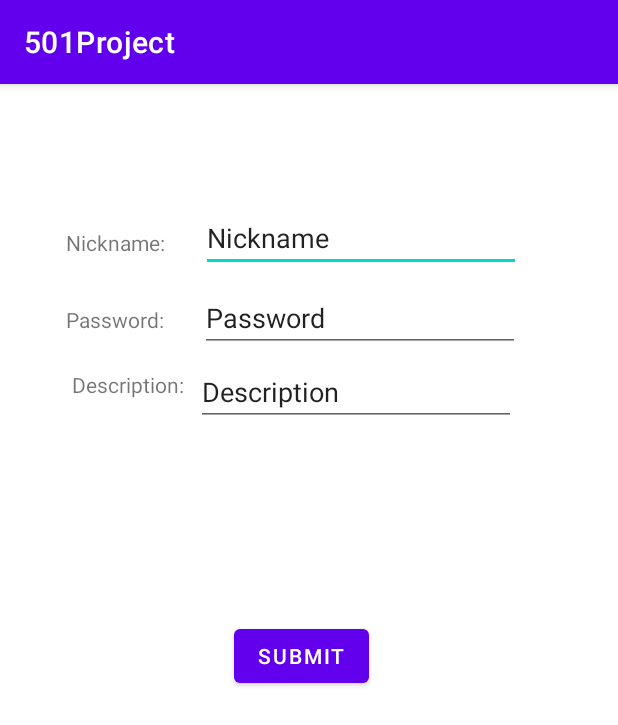
After one commit to Major-Moku/501Project, an Android app: the RegisterActivity screen opened directly, with no data from a screen before it, on a phone screen of 412 x 824 dp. The commit adds this screen. Shown: the top 725 px of the screen. Run offline under Robolectric (Android 15) with nearby library versions, the phone set to English and light mode, and no system bars.

Commit message:
add register

```diff
--- a/Android/app/src/main/AndroidManifest.xml
+++ b/Android/app/src/main/AndroidManifest.xml
@@ -15,6 +15,8 @@
             android:name=".NavigationActivity"
             android:exported="false"
             android:label="@string/title_activity_navigation" />
+        <activity android:name=".ui.register.RegisterActivity"
+            android:exported="false"/>
         <activity
             android:name=".ui.login.LoginActivity"
             android:exported="true"
--- a/Android/app/src/main/java/com/example/a501project/data/LoginDataSource.kt
+++ b/Android/app/src/main/java/com/example/a501project/data/LoginDataSource.kt
@@ -6,6 +6,7 @@ import java.io.IOException
 /**
  * Class that handles authentication w/ login credentials and retrieves user information.
  */
+// 此类用于和数据库交互
 class LoginDataSource {
 
     fun login(username: String, password: String): Result<LoggedInUser> {
--- a/Android/app/src/main/java/com/example/a501project/ui/login/LoginResult.kt
+++ b/Android/app/src/main/java/com/example/a501project/ui/login/LoginResult.kt
@@ -5,5 +5,5 @@ package com.example.a501project.ui.login
  */
 data class LoginResult(
     val success: LoggedInUserView? = null,
-    val error: Int? = null
+    val  error: Int? = null
 )
--- a/Android/app/src/main/java/com/example/a501project/ui/login/LoginViewModel.kt
+++ b/Android/app/src/main/java/com/example/a501project/ui/login/LoginViewModel.kt
@@ -22,7 +22,7 @@ class LoginViewModel(private val loginRepository: LoginRepository) : ViewModel()
         val result = loginRepository.login(username, password)
 
         if (result is Result.Success) {
-            _loginResult.value =
+            _loginResult.value =  // The value property is used to set the value of the _loginResult object.
                 LoginResult(success = LoggedInUserView(displayName = result.data.displayName))
         } else {
             _loginResult.value = LoginResult(error = R.string.login_failed)
--- /dev/null
+++ b/Android/app/src/main/java/com/example/a501project/ui/register/RegisterActivity.kt
@@ -0,0 +1,40 @@
+package com.example.a501project.ui.register
+
+import android.os.Bundle
+import android.os.PersistableBundle
+import android.widget.Toast
+import androidx.appcompat.app.AppCompatActivity
+import com.example.a501project.databinding.RegisterBinding
+
+class RegisterActivity : AppCompatActivity(){
+        private lateinit var binding:RegisterBinding
+        private var registerSuccess = false
+
+    override fun onCreate(savedInstanceState: Bundle?) {
+        super.onCreate(savedInstanceState)
+        binding = RegisterBinding.inflate(layoutInflater)
+        setContentView(binding.root)
+
+        binding.button.setOnClickListener{
+            // submit the result to the server and set the registerSuccess
+            if(!registerSuccess){
+                Toast.makeText(this,
+                    "Success!",
+                    Toast.LENGTH_SHORT).show()
+            }else{
+                Toast.makeText(this,
+                    "Failed, please reenter the information.",
+                    Toast.LENGTH_SHORT).show()
+            }
+
+        }
+    }
+
+    private fun getName(): String {
+        return binding.PersonNameForRegister.text.toString()
+    }
+
+    private fun getPwd():String{
+        return binding.PasswordForRegister.text.toString()
+    }
+}
--- /dev/null
+++ b/Android/app/src/main/res/layout/register.xml
@@ -0,0 +1,87 @@
+<?xml version="1.0" encoding="utf-8"?>
+<androidx.constraintlayout.widget.ConstraintLayout xmlns:android="http://schemas.android.com/apk/res/android"
+    xmlns:app="http://schemas.android.com/apk/res-auto"
+    xmlns:tools="http://schemas.android.com/tools"
+    android:layout_width="match_parent"
+    android:layout_height="match_parent">
+
+    <TextView
+        android:id="@+id/textView"
+        android:layout_width="wrap_content"
+        android:layout_height="wrap_content"
+        android:layout_marginStart="44dp"
+        android:layout_marginTop="96dp"
+        android:text="Nickname:"
+        app:layout_constraintStart_toStartOf="parent"
+        app:layout_constraintTop_toTopOf="parent" />
+
+    <TextView
+        android:id="@+id/textView2"
+        android:layout_width="wrap_content"
+        android:layout_height="wrap_content"
+        android:layout_marginStart="44dp"
+        android:layout_marginTop="32dp"
+        android:text="Password:"
+        app:layout_constraintStart_toStartOf="parent"
+        app:layout_constraintTop_toBottomOf="@+id/textView" />
+
+    <TextView
+        android:id="@+id/textView3"
+        android:layout_width="wrap_content"
+        android:layout_height="wrap_content"
+        android:layout_marginStart="48dp"
+        android:layout_marginTop="24dp"
+        android:text="Description:"
+        app:layout_constraintStart_toStartOf="parent"
+        app:layout_constraintTop_toBottomOf="@+id/textView2" />
+
+    <EditText
+        android:id="@+id/PersonNameForRegister"
+        android:layout_width="wrap_content"
+        android:layout_height="wrap_content"
+        android:layout_marginStart="24dp"
+        android:layout_marginTop="80dp"
+        android:ems="10"
+        android:inputType="textPersonName"
+        android:text="@string/register_nickname"
+        app:layout_constraintStart_toEndOf="@+id/textView"
+        app:layout_constraintTop_toTopOf="parent" />
+
+    <EditText
+        android:id="@+id/PasswordForRegister"
+        android:layout_width="wrap_content"
+        android:layout_height="wrap_content"
+        android:layout_marginStart="24dp"
+        android:layout_marginTop="8dp"
+        android:ems="10"
+        android:inputType="textPersonName"
+        android:text="@string/register_pwd"
+        app:layout_constraintStart_toEndOf="@+id/textView2"
+        app:layout_constraintTop_toBottomOf="@+id/PersonNameForRegister" />
+
+    <EditText
+        android:id="@+id/DescriptionForRegister"
+        android:layout_width="wrap_content"
+        android:layout_height="wrap_content"
+        android:layout_marginStart="8dp"
+        android:layout_marginTop="4dp"
+        android:ems="10"
+        android:inputType="textPersonName"
+        android:text="@string/register_description"
+        app:layout_constraintBottom_toBottomOf="parent"
+        app:layout_constraintStart_toEndOf="@+id/textView3"
+        app:layout_constraintTop_toBottomOf="@+id/PasswordForRegister"
+        app:layout_constraintVertical_bias="0.0" />
+
+    <Button
+        android:id="@+id/button"
+        android:layout_width="wrap_content"
+        android:layout_height="wrap_content"
+        android:layout_marginStart="156dp"
+        android:layout_marginBottom="320dp"
+        android:text="Submit"
+        app:layout_constraintBottom_toBottomOf="parent"
+        app:layout_constraintStart_toStartOf="parent"
+        app:layout_constraintTop_toBottomOf="@+id/DescriptionForRegister"
+        app:layout_constraintVertical_bias="0.75" />
+</androidx.constraintlayout.widget.ConstraintLayout>
--- a/Android/app/src/main/res/values/strings.xml
+++ b/Android/app/src/main/res/values/strings.xml
@@ -3,7 +3,7 @@
     <!-- Strings related to login -->
     <string name="prompt_email">Email</string>
     <string name="prompt_password">Password</string>
-    <string name="action_sign_in">Sign in or register</string>
+    <string name="action_sign_in">Sign in</string>
     <string name="action_sign_in_short">Sign in</string>
     <string name="welcome">"Welcome !"</string>
     <string name="invalid_username">Not a valid username</string>
@@ -13,4 +13,8 @@
     <string name="title_home">Home</string>
     <string name="title_favorite">Favorite</string>
     <string name="title_profile">Profile</string>
+    <string name="action_register">Register</string>
+    <string name="register_nickname">Nickname</string>
+    <string name="register_pwd">Password</string>
+    <string name="register_description">Description</string>
 </resources>
```
Also changed, not shown: Android/app/src/main/java/com/example/a501project/ui/login/LoginActivity.kt (+20 -10 lines), Android/app/src/main/res/layout/activity_login.xml (+11 -0 lines).
